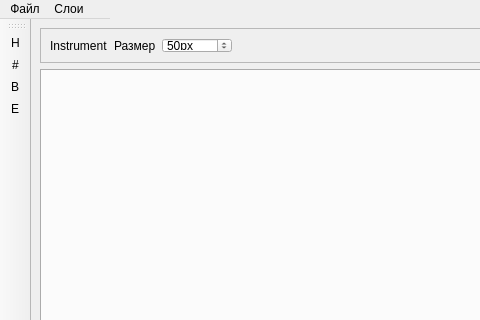
Qt form ui/main.ui (ZypherCode/PhotoLite) before a commit; both pictures show x 0 to 480 and y 0 to 320 of the 1076 by 874 pixel window.
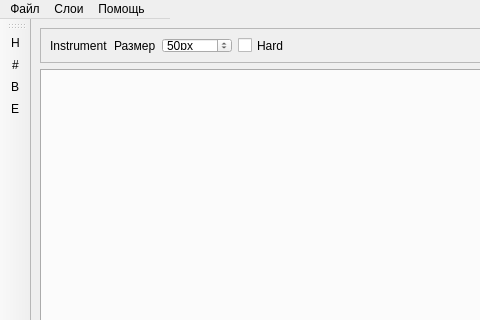
The same form after that commit.

```diff
--- a/ui/main.ui
+++ b/ui/main.ui
@@ -87,6 +87,13 @@
          </property>
         </widget>
        </item>
+       <item>
+        <widget class="QCheckBox" name="checkSoft">
+         <property name="text">
+          <string>Hard</string>
+         </property>
+        </widget>
+       </item>
        <item>
         <spacer name="horizontalSpacer">
          <property name="orientation">
@@ -123,13 +130,13 @@
     <rect>
      <x>0</x>
      <y>0</y>
-     <width>110</width>
+     <width>170</width>
      <height>21</height>
     </rect>
    </property>
    <property name="maximumSize">
     <size>
-     <width>110</width>
+     <width>170</width>
      <height>16777215</height>
     </size>
    </property>
@@ -153,9 +160,18 @@
     </property>
     <addaction name="actionGetComposite"/>
     <addaction name="actionAddEmptyLayer"/>
+    <addaction name="separator"/>
+    <addaction name="delAct"/>
+   </widget>
+   <widget class="QMenu" name="menu_3">
+    <property name="title">
+     <string>Помощь</string>
+    </property>
+    <addaction name="aboutAct"/>
    </widget>
    <addaction name="menu"/>
    <addaction name="menu_2"/>
+   <addaction name="menu_3"/>
   </widget>
   <widget class="QStatusBar" name="statusbar"/>
   <widget class="QDockWidget" name="dockWidget">
```
Left out of the diff: 39 changed lines with no effect on the pictures.
